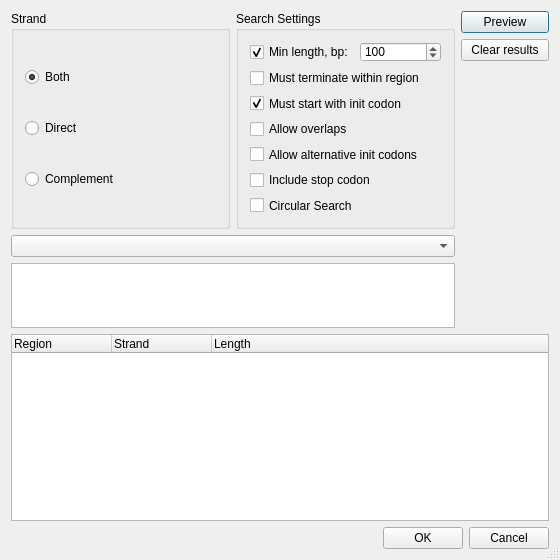
Above: src/plugins/orf_marker/src/ui/ORFDialogUI.ui from violethaze74/ugene before the change. Below: the same form after it.
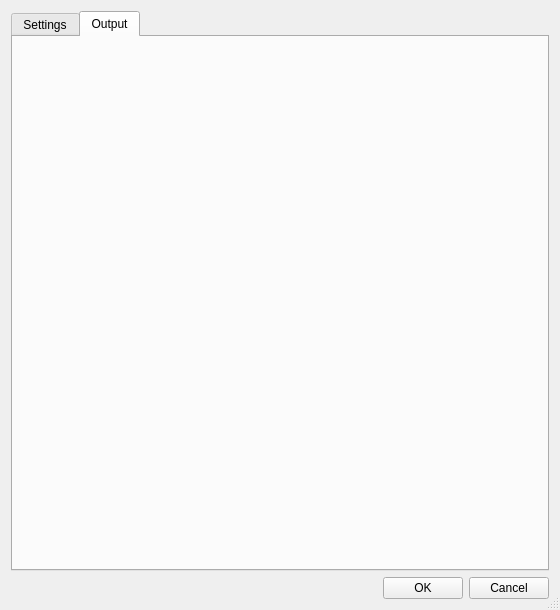
That is the form after the change. The open tabs and pages were chosen to show the change.

Commit message: UGENE-243: added ability to choose annotation type output from dialog.

```diff
--- a/src/plugins/orf_marker/src/ui/ORFDialogUI.ui
+++ b/src/plugins/orf_marker/src/ui/ORFDialogUI.ui
@@ -7,7 +7,7 @@
     <x>0</x>
     <y>0</y>
     <width>560</width>
-    <height>560</height>
+    <height>610</height>
    </rect>
   </property>
   <property name="sizePolicy">
@@ -43,6 +43,16 @@
   <property name="sizeGripEnabled">
    <bool>true</bool>
   </property>
+  <layout class="QVBoxLayout" name="verticalLayout_5">
+   <item>
+    <widget class="QTabWidget" name="tabWidget">
+     <property name="currentIndex">
+      <number>0</number>
+     </property>
+     <widget class="QWidget" name="tab_3">
+      <attribute name="title">
+       <string>Settings</string>
+      </attribute>
   <layout class="QVBoxLayout" name="verticalLayout_4">
    <item>
     <layout class="QGridLayout" name="gridLayout">
@@ -394,8 +404,32 @@
      </column>
     </widget>
    </item>
+      </layout>
+     </widget>
+     <widget class="QWidget" name="tab_4">
+      <attribute name="title">
+       <string>Output</string>
+      </attribute>
+      <layout class="QVBoxLayout" name="verticalLayout_6">
    <item>
-    <layout class="QHBoxLayout" name="rangeSelectorLayout"/>
+        <widget class="QWidget" name="annotationsWidget" native="true"/>
+       </item>
+       <item>
+        <spacer name="verticalSpacer">
+         <property name="orientation">
+          <enum>Qt::Vertical</enum>
+         </property>
+         <property name="sizeHint" stdset="0">
+          <size>
+           <width>20</width>
+           <height>40</height>
+          </size>
+         </property>
+        </spacer>
+       </item>
+      </layout>
+     </widget>
+    </widget>
    </item>
    <item>
     <layout class="QHBoxLayout" name="horizontalLayout_5">
```
Left out of the diff: 42 changed lines with no effect on the pictures. Lines whose indentation alone changed are shown as unchanged. The commit also changes 7 other files.
